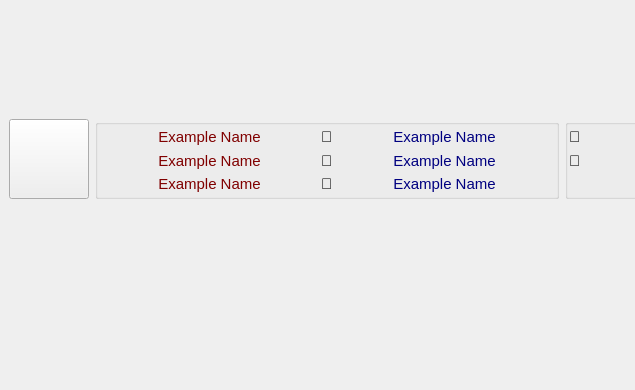
Before: the Qt Designer form code/ncm_win_ranking_stage.ui in DavidEilenstein/Ninja_Competition_Manager, drawn with Qt 5; both pictures show x 0 to 635 and y 281 to 671 of the 892 by 671 pixel window.
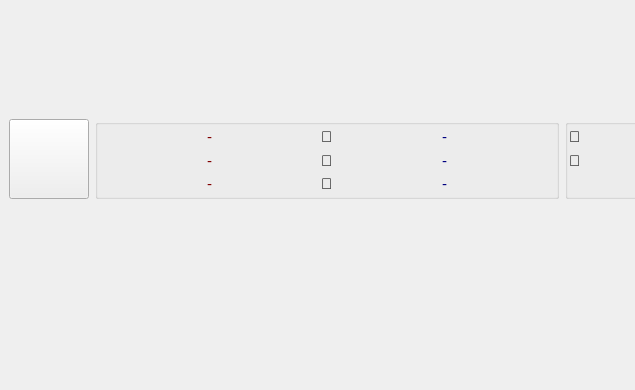
After: the same form once the commit is applied.

Commit message: challenge ranking win works basically

Patch:
```diff
--- a/code/ncm_win_ranking_stage.ui
+++ b/code/ncm_win_ranking_stage.ui
@@ -52,7 +52,7 @@
 color: rgb(0, 0, 128);</string>
          </property>
          <property name="text">
-          <string>Example Name</string>
+          <string>-</string>
          </property>
          <property name="alignment">
           <set>Qt::AlignCenter</set>
@@ -82,7 +82,7 @@
 color: rgb(0, 0, 128);</string>
          </property>
          <property name="text">
-          <string>Example Name</string>
+          <string>-</string>
          </property>
          <property name="alignment">
           <set>Qt::AlignCenter</set>
@@ -112,7 +112,7 @@
 color: rgb(0, 0, 128);</string>
          </property>
          <property name="text">
-          <string>Example Name</string>
+          <string>-</string>
          </property>
          <property name="alignment">
           <set>Qt::AlignCenter</set>
@@ -142,7 +142,7 @@
 color: rgb(128, 0, 0);</string>
          </property>
          <property name="text">
-          <string>Example Name</string>
+          <string>-</string>
          </property>
          <property name="alignment">
           <set>Qt::AlignCenter</set>
@@ -156,7 +156,7 @@
 color: rgb(128, 0, 0);</string>
          </property>
          <property name="text">
-          <string>Example Name</string>
+          <string>-</string>
          </property>
          <property name="alignment">
           <set>Qt::AlignCenter</set>
@@ -170,7 +170,7 @@
 color: rgb(128, 0, 0);</string>
          </property>
          <property name="text">
-          <string>Example Name</string>
+          <string>-</string>
          </property>
          <property name="alignment">
           <set>Qt::AlignCenter</set>
```
The commit also changes 10 other files.
